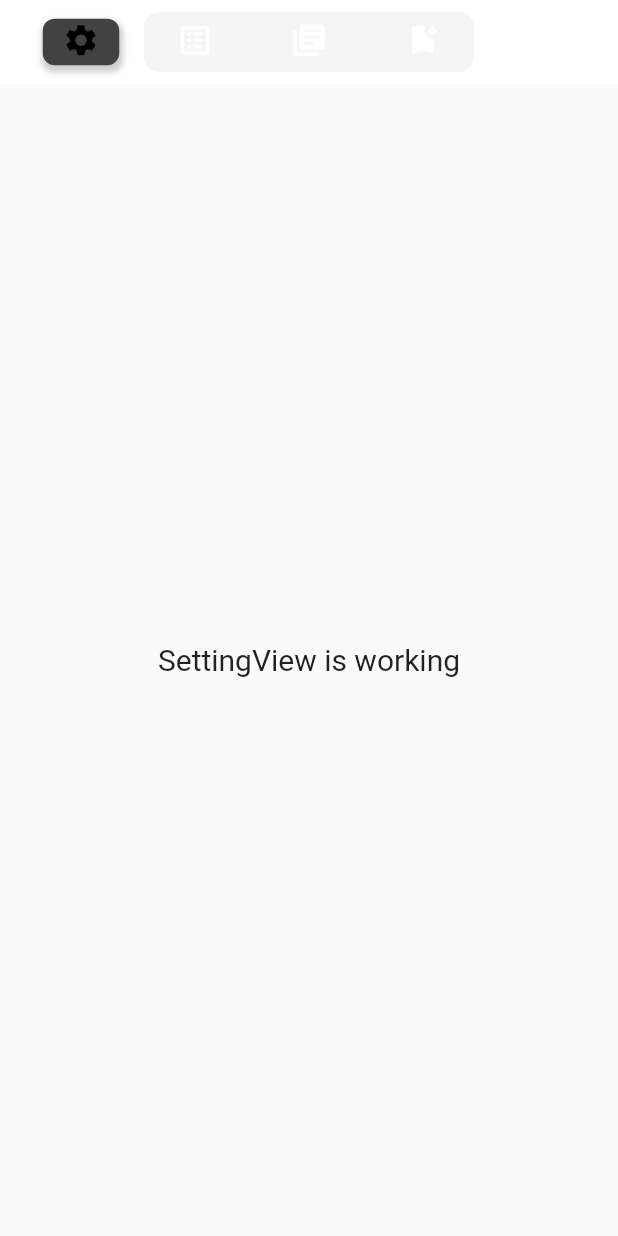
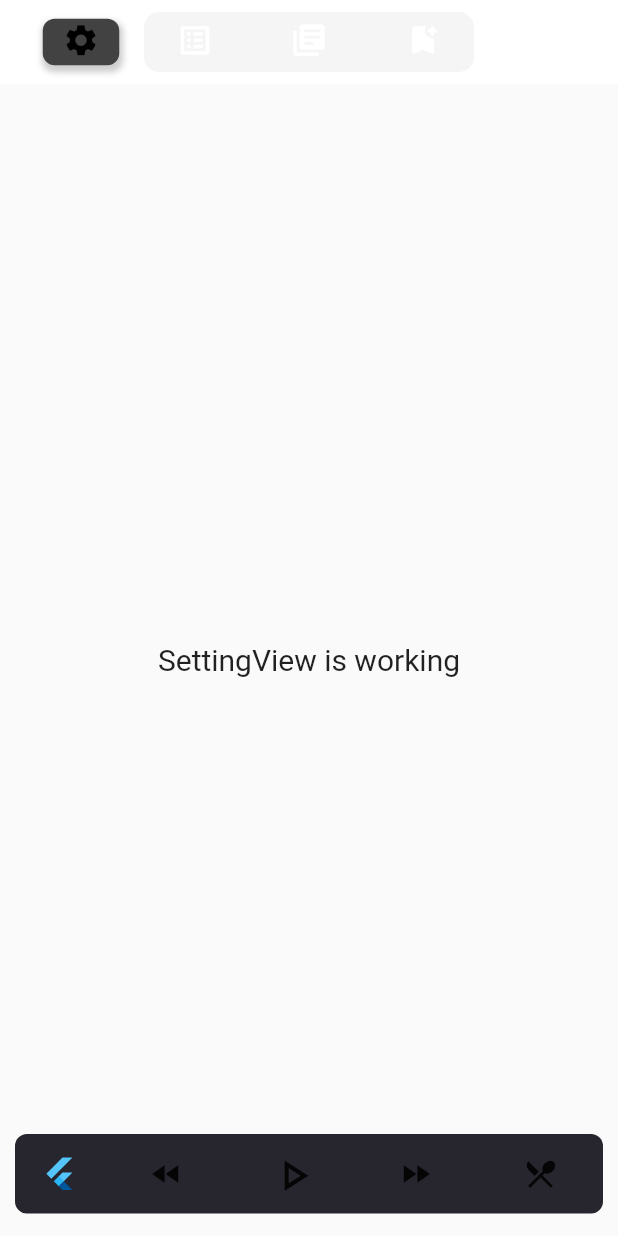
Before and after one commit to fengwensheng/flutter_agora, a Flutter app: the screen it shows after launch, on a phone screen of 412 x 824 dp. Run offline on Flutter 3.47's test engine with Material 2 defaults, Android fonts, the light colour scheme and no system bars; our stand-ins replace dio, get, just_audio; missing offline and left inert: dart_rss.

Commit message:
add audio bar ui

```diff
--- a/lib/app/modules/home/home_view.dart
+++ b/lib/app/modules/home/home_view.dart
@@ -70,7 +70,9 @@ class HomeView extends GetView<HomeController> {
         ),
       );
 
-  Widget _buildBody() => PageView(
+  Widget _buildBody() => Stack(
+        children: [
+          PageView(
             controller: controller.pageController,
             physics: NeverScrollableScrollPhysics(),
             children: [
@@ -80,5 +82,48 @@ class HomeView extends GetView<HomeController> {
               SubscriptionView(),
               DiscoverView(),
             ],
+          ),
+          Align(
+            alignment: Alignment.bottomCenter,
+            child: _buildAudioBar(),
+          ),
+        ],
+      );
+
+  Widget _buildAudioBar() => Container(
+        height: 53,
+        margin: EdgeInsets.symmetric(
+          horizontal: 10,
+          vertical: 15,
+        ),
+        decoration: BoxDecoration(
+          color: Color.fromRGBO(39, 37, 45, 1.0),
+          borderRadius: const BorderRadius.all(Radius.circular(8.0)),
+        ),
+        child: Row(
+          mainAxisAlignment: MainAxisAlignment.spaceAround,
+          children: [
+            FlutterLogo(),
+            IconButton(
+              onPressed: () {},
+              icon: Icon(Icons.fast_rewind),
+            ),
+            IconButton(
+              onPressed: () {},
+              icon: Icon(
+                Icons.play_arrow_outlined,
+                size: 35,
+              ),
+            ),
+            IconButton(
+              onPressed: () {},
+              icon: Icon(Icons.fast_forward),
+            ),
+            IconButton(
+              onPressed: () {},
+              icon: Icon(Icons.restaurant_menu),
+            ),
+          ],
+        ),
       );
 }
```
Lines whose indentation alone changed are shown as unchanged.
